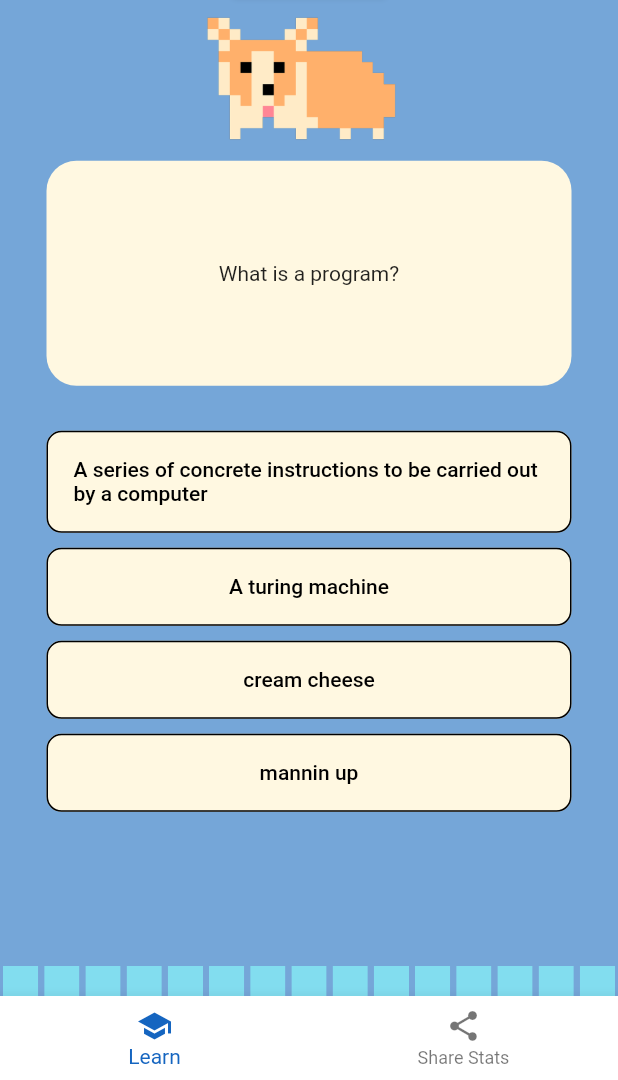
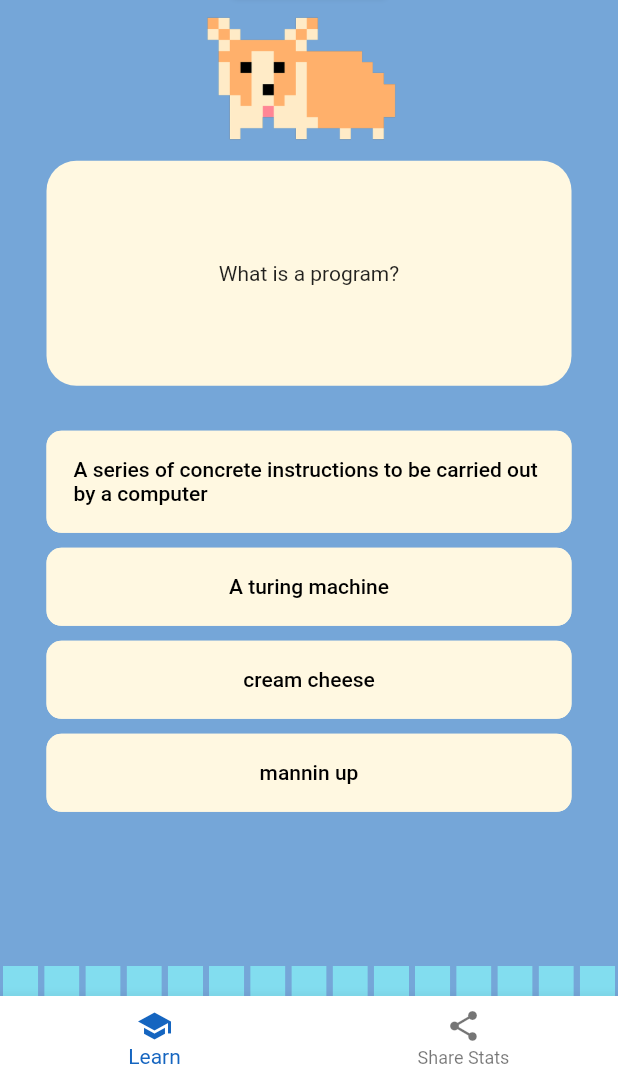
Before and after one commit to jma02/ada.ai, a Flutter app: the screen it shows after launch, on a phone screen of 412 x 824 dp, the part 156-1236 px from its top. Run offline on Flutter 3.47's test engine with Material 2 defaults, Android fonts, the phone set to English and light mode, and no system bars; drawn by our look-alikes of animated_background, step_progress_indicator; our stand-ins replace envied; missing offline and left inert: dart_openai.

Commit message:
style: change color of custom_radio_button border, and highlight color

```diff
--- a/lib/widgets/custom_radio_button.dart
+++ b/lib/widgets/custom_radio_button.dart
@@ -24,9 +24,12 @@ class CustomRadioButton extends StatelessWidget {
               shape: RoundedRectangleBorder(
                   borderRadius: BorderRadius.circular(10)),
               side: BorderSide(
-                  color: (value == index) ? Colors.blue : Colors.black),
-              backgroundColor:
-                  ((value == index) ? Colors.blue[200] : Colors.amber[50])),
+                  color: (value == index)
+                      ? Colors.blue
+                      : Color.fromRGBO(255, 248, 225, 1)),
+              backgroundColor: ((value == index)
+                  ? Colors.blue[50]
+                  : Color.fromRGBO(255, 248, 225, 1))),
           child: Text(
             text,
             style: TextStyle(
```
